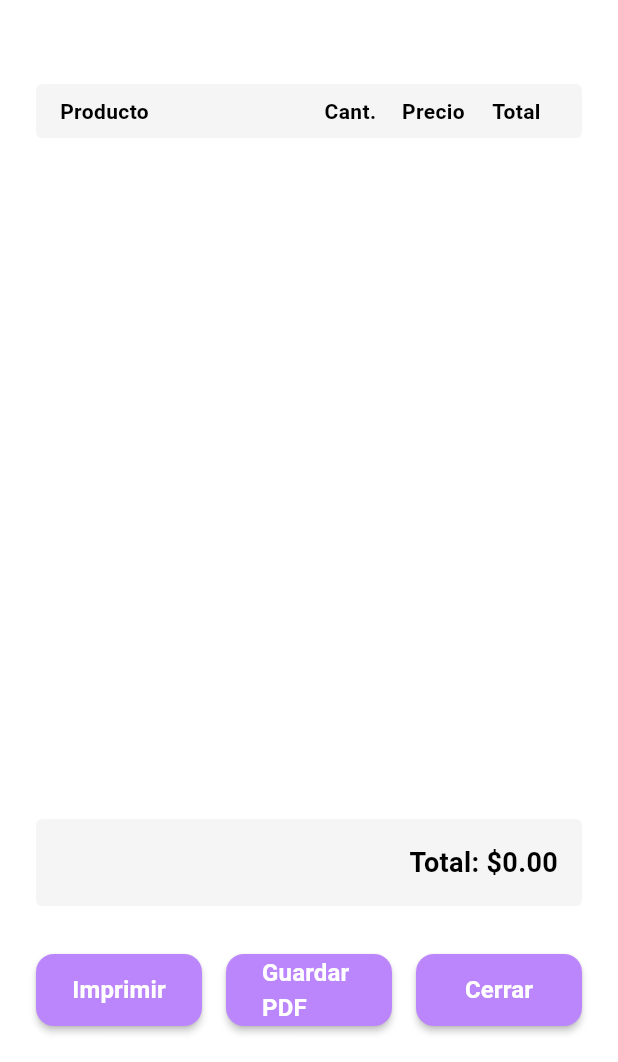
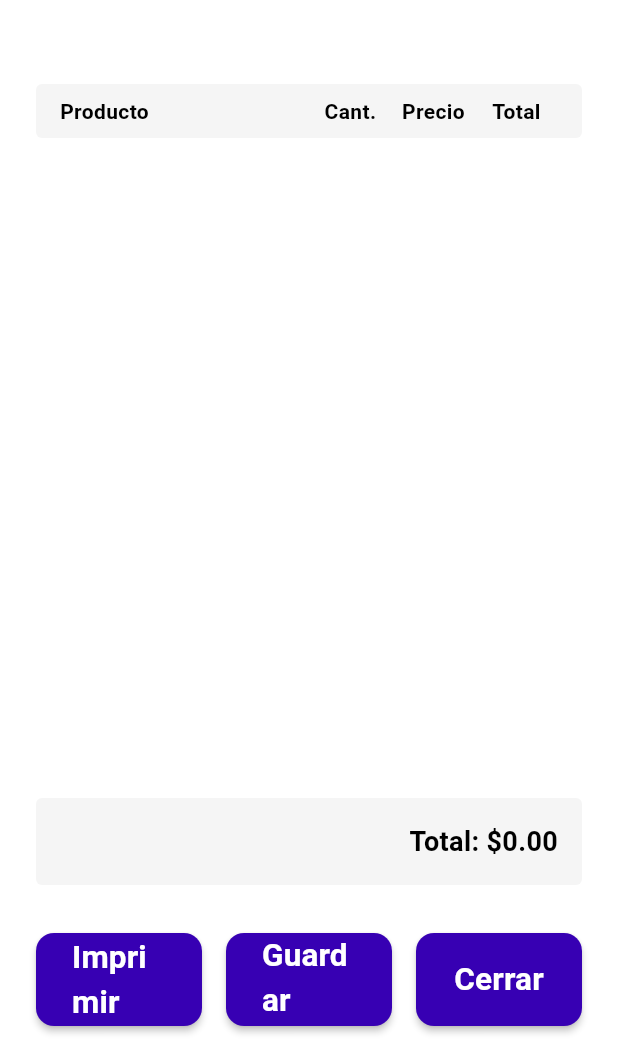
Before and after one commit to lider16/multirrent, a Flutter app: the PrintPreviewScreen screen opened directly with empty values, on a phone screen of 412 x 824 dp, the part 174-1236 px from its top. Run offline on Flutter 3.47's test engine with Material 3 defaults, Android fonts, the phone set to English and light mode, and no system bars; our stand-ins replace hive, hive_flutter, logger, pdf, printing, supabase_flutter; accounts and stored records are empty; statements that could not run were skipped.

Commit message:
feat: improve button visibility in quotes/sales screens
- Add button size constants (30% larger) in app_constants.dart
- Add primaryStrong color for better contrast in AppColors
- Update BaseButton with configurable fontSize and ButtonType.strongPrimary
- Apply large, strong buttons to SelectedProductsPanel and PrintPreviewScreen
- Follow development guidelines: no hardcoding, use constants and reusable widgets

```diff
--- a/lib/constants/app_constants.dart
+++ b/lib/constants/app_constants.dart
@@ -18,6 +18,12 @@ class AppConstants {
   // Espaciados
   static const double gridSpacing = 16.0;
   static const double screenPadding = 16.0;
+
+  // Tamaños de botones
+  static const double buttonHeight = 48.0;
+  static const double buttonHeightLarge = 62.0;
+  static const double buttonFontSize = 16.0;
+  static const double buttonFontSizeLarge = 21.0;
 
   // Textos de Login
   static const String loginTitle = 'Iniciar Sesión';
--- a/lib/screens/print_preview_screen.dart
+++ b/lib/screens/print_preview_screen.dart
@@ -60,16 +60,12 @@ class PrintPreviewScreen extends StatelessWidget {
                     children: [
                       pw.Text(
                         'Fecha: ${now.day}/${now.month}/${now.year}',
-                        style: const pw.TextStyle(
-                          fontSize: 12,
-                        ),
+                        style: const pw.TextStyle(fontSize: 12),
                       ),
                       if (orderId != null)
                         pw.Text(
                           'N° Orden: $orderId',
-                          style: const pw.TextStyle(
-                            fontSize: 12,
-                          ),
+                          style: const pw.TextStyle(fontSize: 12),
                         ),
                     ],
                   ),
@@ -222,9 +218,9 @@ class PrintPreviewScreen extends StatelessWidget {
       );
     } catch (e) {
       if (context.mounted) {
-        ScaffoldMessenger.of(context).showSnackBar(
-          SnackBar(content: Text('Error al imprimir: $e')),
-        );
+        ScaffoldMessenger.of(
+          context,
+        ).showSnackBar(SnackBar(content: Text('Error al imprimir: $e')));
       }
     }
   }
@@ -237,7 +233,8 @@ class PrintPreviewScreen extends StatelessWidget {
       // En web, esto descargará el archivo automáticamente
       await Printing.sharePdf(
         bytes: bytes,
-        filename: '$orderType-${orderId ?? DateTime.now().millisecondsSinceEpoch}.pdf',
+        filename:
+            '$orderType-${orderId ?? DateTime.now().millisecondsSinceEpoch}.pdf',
       );
 
       if (context.mounted) {
@@ -247,9 +244,9 @@ class PrintPreviewScreen extends StatelessWidget {
       }
     } catch (e) {
       if (context.mounted) {
-        ScaffoldMessenger.of(context).showSnackBar(
-          SnackBar(content: Text('Error al guardar PDF: $e')),
-        );
+        ScaffoldMessenger.of(
+          context,
+        ).showSnackBar(SnackBar(content: Text('Error al guardar PDF: $e')));
       }
     }
   }
@@ -502,6 +499,9 @@ class PrintPreviewScreen extends StatelessWidget {
                     child: BaseButton(
                       text: 'Imprimir',
                       onPressed: () => _printDocument(context),
+                      height: AppConstants.buttonHeightLarge,
+                      fontSize: AppConstants.buttonFontSizeLarge,
+                      buttonType: ButtonType.strongPrimary,
                     ),
                   ),
                   const SizedBox(width: 16),
@@ -509,6 +509,9 @@ class PrintPreviewScreen extends StatelessWidget {
                     child: BaseButton(
                       text: 'Guardar PDF',
                       onPressed: () => _savePdf(context),
+                      height: AppConstants.buttonHeightLarge,
+                      fontSize: AppConstants.buttonFontSizeLarge,
+                      buttonType: ButtonType.strongPrimary,
                     ),
                   ),
                   const SizedBox(width: 16),
@@ -516,6 +519,9 @@ class PrintPreviewScreen extends StatelessWidget {
                     child: BaseButton(
                       text: 'Cerrar',
                       onPressed: () => Navigator.of(context).pop(),
+                      height: AppConstants.buttonHeightLarge,
+                      fontSize: AppConstants.buttonFontSizeLarge,
+                      buttonType: ButtonType.strongPrimary,
                     ),
                   ),
                 ],
--- a/lib/theme/app_colors.dart
+++ b/lib/theme/app_colors.dart
@@ -14,6 +14,7 @@ class AppColors {
   // Tema oscuro - Acientos
   static const Color primary = Color(0xFFBB86FC);
   static const Color primaryVariant = Color(0xFF3700B3);
+  static const Color primaryStrong = Color(0xFF3700B3);
   static const Color secondary = Color(0xFF03DAC6);
   static const Color error = Color(0xFFCF6679);
 
--- a/lib/widgets/common/base_button.dart
+++ b/lib/widgets/common/base_button.dart
@@ -11,6 +11,7 @@ class BaseButton extends StatelessWidget {
     this.isLoading = false,
     this.width,
     this.height,
+    this.fontSize,
   });
 
   final String text;
@@ -19,12 +20,13 @@ class BaseButton extends StatelessWidget {
   final bool isLoading;
   final double? width;
   final double? height;
+  final double? fontSize;
 
   @override
   Widget build(BuildContext context) {
     return SizedBox(
       width: width ?? double.infinity,
-      height: height ?? 48,
+      height: height ?? AppConstants.buttonHeight,
       child: ElevatedButton(
         onPressed: isLoading ? null : onPressed,
         style: _getButtonStyle(),
@@ -43,7 +45,7 @@ class BaseButton extends StatelessWidget {
                 text,
                 style: TextStyle(
                   color: AppColors.onPrimary,
-                  fontSize: 16,
+                  fontSize: fontSize ?? AppConstants.buttonFontSize,
                   fontWeight: FontWeight.w600,
                 ),
               ),
@@ -68,6 +70,10 @@ class BaseButton extends StatelessWidget {
         backgroundColor = AppColors.error;
         foregroundColor = AppColors.onError;
         break;
+      case ButtonType.strongPrimary:
+        backgroundColor = AppColors.primaryStrong;
+        foregroundColor = AppColors.onPrimary;
+        break;
     }
 
     return ElevatedButton.styleFrom(
@@ -82,4 +88,4 @@ class BaseButton extends StatelessWidget {
   }
 }
 
-enum ButtonType { primary, secondary, error }
+enum ButtonType { primary, secondary, error, strongPrimary }
--- a/lib/widgets/common/selected_products_panel.dart
+++ b/lib/widgets/common/selected_products_panel.dart
@@ -93,6 +93,9 @@ class SelectedProductsPanel extends StatelessWidget {
                   child: BaseButton(
                     text: isSaving ? 'Guardando...' : 'Cotización',
                     onPressed: isSaving ? null : onQuote,
+                    height: AppConstants.buttonHeightLarge,
+                    fontSize: AppConstants.buttonFontSizeLarge,
+                    buttonType: ButtonType.strongPrimary,
                   ),
                 ),
                 const SizedBox(width: 8),
@@ -100,6 +103,9 @@ class SelectedProductsPanel extends StatelessWidget {
                   child: BaseButton(
                     text: isSaving ? 'Guardando...' : 'Venta',
                     onPressed: isSaving ? null : onSale,
+                    height: AppConstants.buttonHeightLarge,
+                    fontSize: AppConstants.buttonFontSizeLarge,
+                    buttonType: ButtonType.strongPrimary,
                   ),
                 ),
                 const SizedBox(width: 8),
@@ -107,6 +113,9 @@ class SelectedProductsPanel extends StatelessWidget {
                   child: BaseButton(
                     text: isSaving ? 'Guardando...' : 'Venta Factura',
                     onPressed: isSaving ? null : onSaleWithInvoice,
+                    height: AppConstants.buttonHeightLarge,
+                    fontSize: AppConstants.buttonFontSizeLarge,
+                    buttonType: ButtonType.strongPrimary,
                   ),
                 ),
               ],
```
